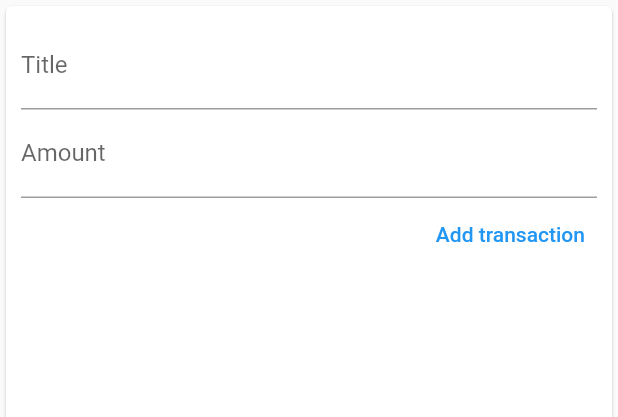
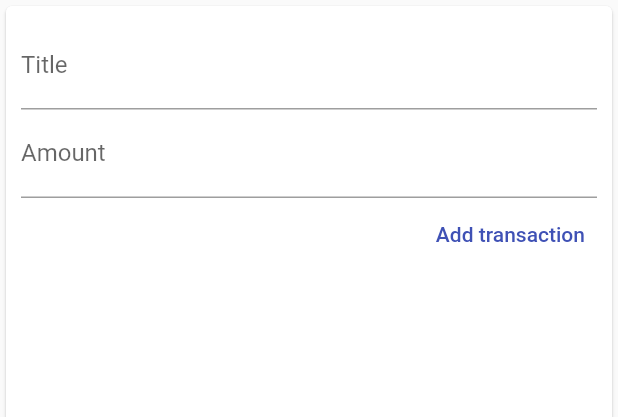
Before and after one commit to MNDragusin/budget_planner, a Flutter app: the NewTransaction widget shown alone on an empty page, opened directly with empty values, after a tap on "Add transaction", on a phone screen of 412 x 824 dp. Shown: the top 417 px of the screen. Run offline on Flutter 3.47's test engine with Material 2 defaults, Android fonts, the phone set to English and light mode, and no system bars.

Commit message:
theme and primary swatch

```diff
--- a/lib/Widgets/new_transation.dart
+++ b/lib/Widgets/new_transation.dart
@@ -1,10 +1,17 @@
 import 'package:flutter/material.dart';
 
-class NewTransaction extends StatelessWidget {
+class NewTransaction extends StatefulWidget {
   NewTransaction(this._addTx, {Key? key}) : super(key: key);
 
   final Function _addTx;
+
+  @override
+  State<NewTransaction> createState() => _NewTransactionState();
+}
+
+class _NewTransactionState extends State<NewTransaction> {
   final titleController = TextEditingController();
+
   final amountController = TextEditingController();
 
   void _submitData() {
@@ -15,7 +22,8 @@ class NewTransaction extends StatelessWidget {
       return;
     }
 
-    _addTx(enteredTitle, enteredAmount);
+    widget._addTx(enteredTitle, enteredAmount);
+    Navigator.of(context).pop();
   }
 
   @override
--- a/lib/main.dart
+++ b/lib/main.dart
@@ -16,9 +16,7 @@ class MyApp extends StatelessWidget {
   Widget build(BuildContext context) {
     return MaterialApp(
       title: 'Flutter Demo',
-      theme: ThemeData(
-        primarySwatch: Colors.blue,
-      ),
+      theme: ThemeData(primarySwatch: Colors.indigo, accentColor: Colors.amber),
       home: MyHomePage(title: 'Budget Planner'),
     );
   }
```
Also changed, not shown: lib/Widgets/transaction_list.dart (+4 -4 lines).
